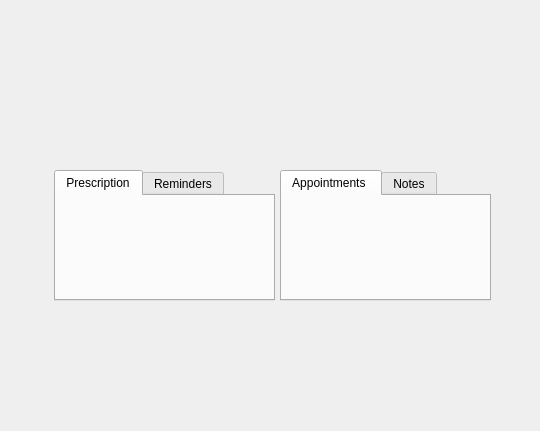
This is CareSphere/patientfeed.ui in MubtasimSajid/CareSphere as Qt 5 draws it before an edit. The edited form follows.
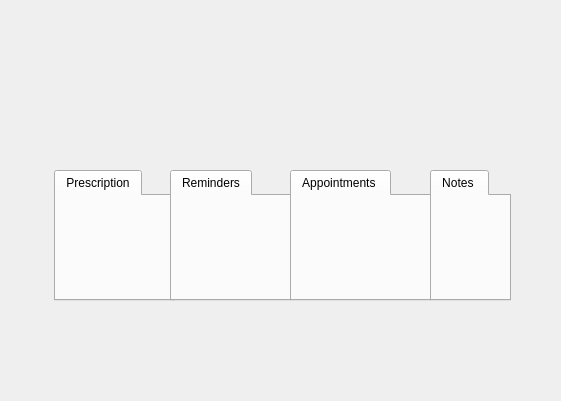
This is the edited form. The open tabs and pages were chosen to show the change.

Commit message: tab singled

Patch:
```diff
--- a/CareSphere/patientfeed.ui
+++ b/CareSphere/patientfeed.ui
@@ -6,8 +6,8 @@
    <rect>
     <x>0</x>
     <y>0</y>
-    <width>540</width>
-    <height>431</height>
+    <width>561</width>
+    <height>401</height>
    </rect>
   </property>
   <property name="windowTitle">
@@ -18,7 +18,7 @@
     <rect>
      <x>54</x>
      <y>170</y>
-     <width>221</width>
+     <width>121</width>
      <height>131</height>
     </rect>
    </property>
@@ -31,49 +31,87 @@
    <property name="currentIndex">
     <number>1</number>
    </property>
-   <property name="iconSize">
-    <size>
-     <width>30</width>
-     <height>30</height>
-    </size>
+   <property name="documentMode">
+    <bool>false</bool>
+   </property>
+   <property name="tabsClosable">
+    <bool>false</bool>
+   </property>
+   <property name="tabBarAutoHide">
+    <bool>false</bool>
    </property>
    <widget class="QWidget" name="Prescription">
     <attribute name="title">
      <string>Prescription</string>
     </attribute>
    </widget>
-   <widget class="QWidget" name="Reminders">
-    <attribute name="title">
-     <string>Reminders</string>
-    </attribute>
-   </widget>
   </widget>
   <widget class="QTabWidget" name="tabWidget_2">
    <property name="geometry">
     <rect>
-     <x>280</x>
+     <x>290</x>
      <y>170</y>
-     <width>211</width>
+     <width>141</width>
      <height>131</height>
     </rect>
    </property>
    <property name="currentIndex">
-    <number>1</number>
-   </property>
-   <property name="iconSize">
-    <size>
-     <width>30</width>
-     <height>30</height>
-    </size>
+    <number>0</number>
    </property>
    <widget class="QWidget" name="Appointments">
     <attribute name="title">
      <string>Appointments </string>
     </attribute>
    </widget>
+  </widget>
+  <widget class="QTabWidget" name="tabWidget_3">
+   <property name="geometry">
+    <rect>
+     <x>170</x>
+     <y>170</y>
+     <width>121</width>
+     <height>131</height>
+    </rect>
+   </property>
+   <property name="tabPosition">
+    <enum>QTabWidget::TabPosition::North</enum>
+   </property>
+   <property name="tabShape">
+    <enum>QTabWidget::TabShape::Rounded</enum>
+   </property>
+   <property name="currentIndex">
+    <number>0</number>
+   </property>
+   <property name="documentMode">
+    <bool>false</bool>
+   </property>
+   <property name="tabsClosable">
+    <bool>false</bool>
+   </property>
+   <property name="tabBarAutoHide">
+    <bool>false</bool>
+   </property>
+   <widget class="QWidget" name="Reminders">
+    <attribute name="title">
+     <string>Reminders</string>
+    </attribute>
+   </widget>
+  </widget>
+  <widget class="QTabWidget" name="tabWidget_4">
+   <property name="geometry">
+    <rect>
+     <x>430</x>
+     <y>170</y>
+     <width>81</width>
+     <height>131</height>
+    </rect>
+   </property>
+   <property name="currentIndex">
+    <number>0</number>
+   </property>
    <widget class="QWidget" name="Notes">
     <attribute name="title">
-     <string>Notes</string>
+     <string>Notes </string>
     </attribute>
    </widget>
   </widget>
```
Left out of the diff: 2 changed lines with no effect on the pictures.
